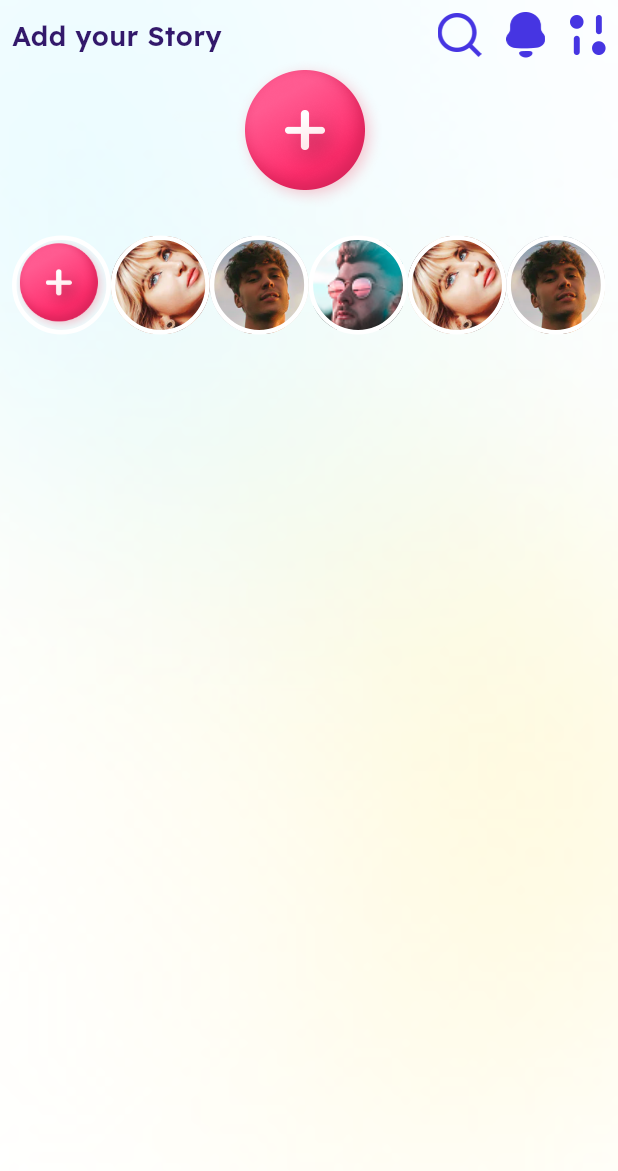
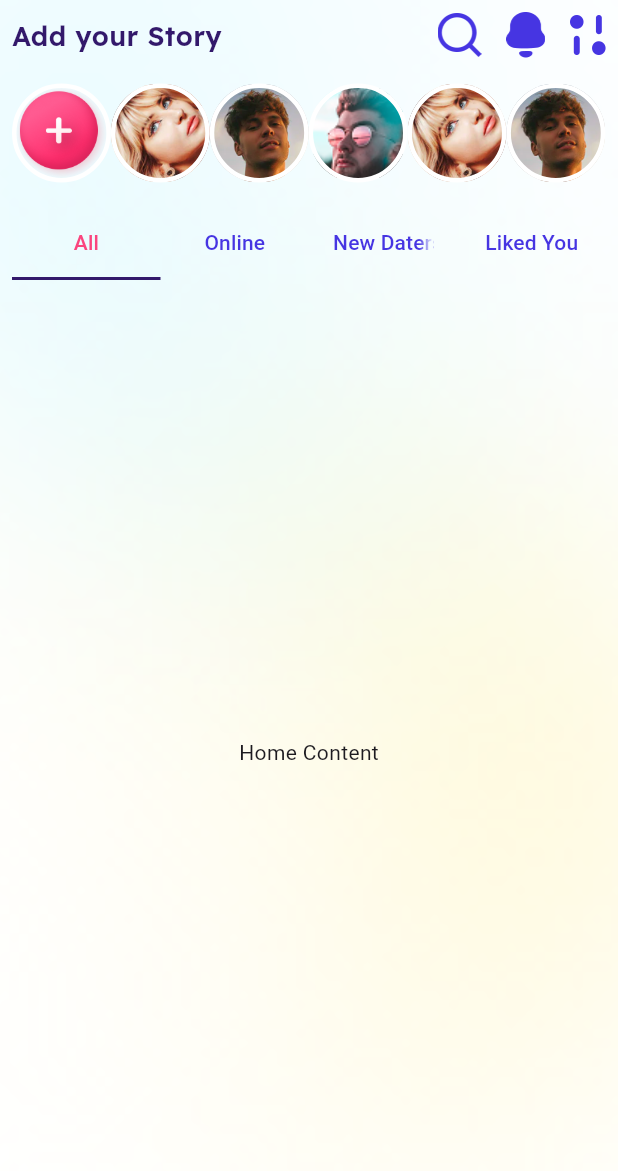
Before and after one commit to Faisal-957/datingapp, a Flutter app: the screen it shows after launch, on a phone screen of 412 x 824 dp. Shown: the top 1171 px of the screen. Run offline on Flutter 3.47's test engine with Material 3 defaults, Android fonts, the phone set to English and light mode, and no system bars; our stand-ins replace flutter_card_swiper, flutter_screenutil, get, google_fonts, google_maps_flutter, intl_phone_field and 3 more.

Commit message:
screen update

```diff
--- a/lib/ui/screens/user_screen/user_screen.dart
+++ b/lib/ui/screens/user_screen/user_screen.dart
@@ -46,7 +46,7 @@ class UserScreen extends StatelessWidget {
                       Image.asset("$iconsAssets/Filter.png", scale: 3),
                     ],
                   ),
-                  Image.asset("$staticAssets/Addicon.png", scale: 3),
+
                   SizedBox(
                     height: 100,
                     child: ListView.builder(
@@ -55,6 +55,39 @@ class UserScreen extends StatelessWidget {
                       itemBuilder: (context, index) {
                         return value.usericon[index];
                       },
+                    ),
+                  ),
+
+                  Expanded(
+                    child: DefaultTabController(
+                      length: 4,
+                      child: Column(
+                        children: [
+                          TabBar(
+                            indicatorSize: TabBarIndicatorSize.tab,
+                            dividerColor: Colors.transparent,
+                            indicatorColor: darkblueColor,
+                            labelColor: primaryColor,
+                            unselectedLabelColor: Color(0xff4635E2),
+                            tabs: [
+                              Tab(text: "All"),
+                              Tab(text: "Online"),
+                              Tab(text: "New Daters"),
+                              Tab(text: "Liked You"),
+                            ],
+                          ),
+
+                          Expanded(
+                            child: TabBarView(
+                              children: [
+                                Center(child: Text("Home Content")),
+                                Center(child: Text("Profile Content")),
+                                Center(child: Text("Settings Content")),
+                              ],
+                            ),
+                          ),
+                        ],
+                      ),
                     ),
                   ),
                 ],
```
